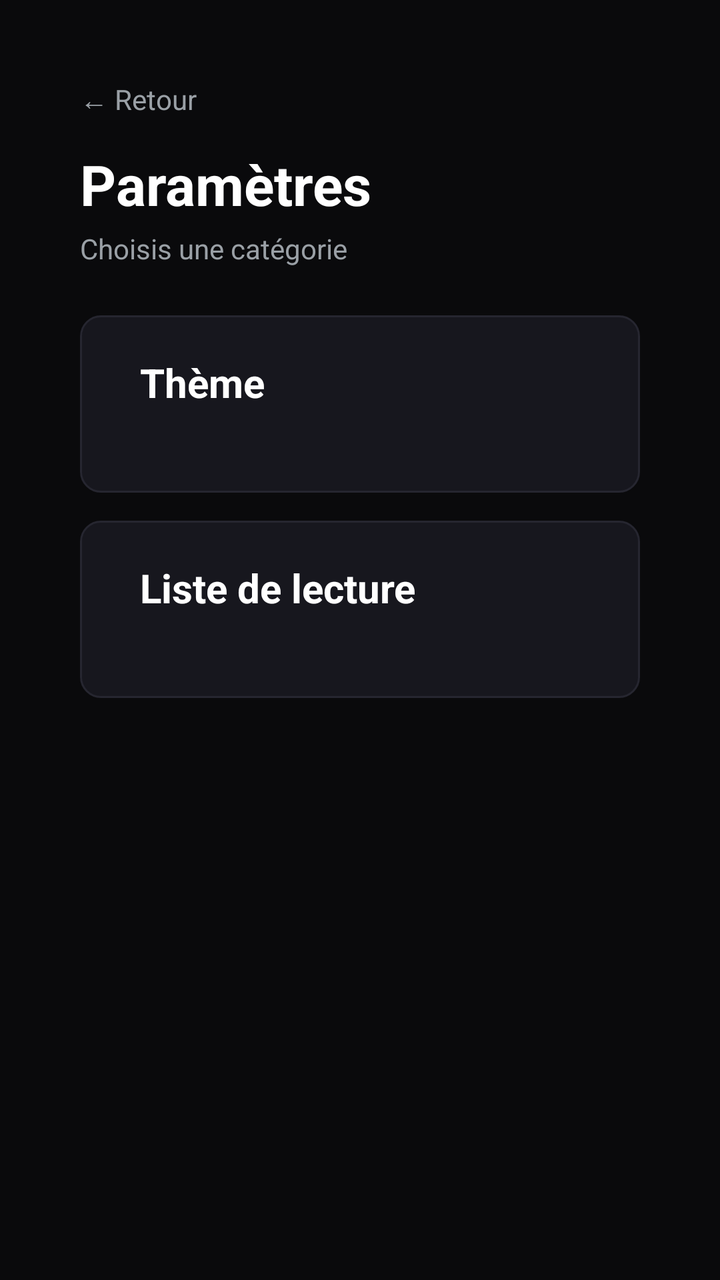
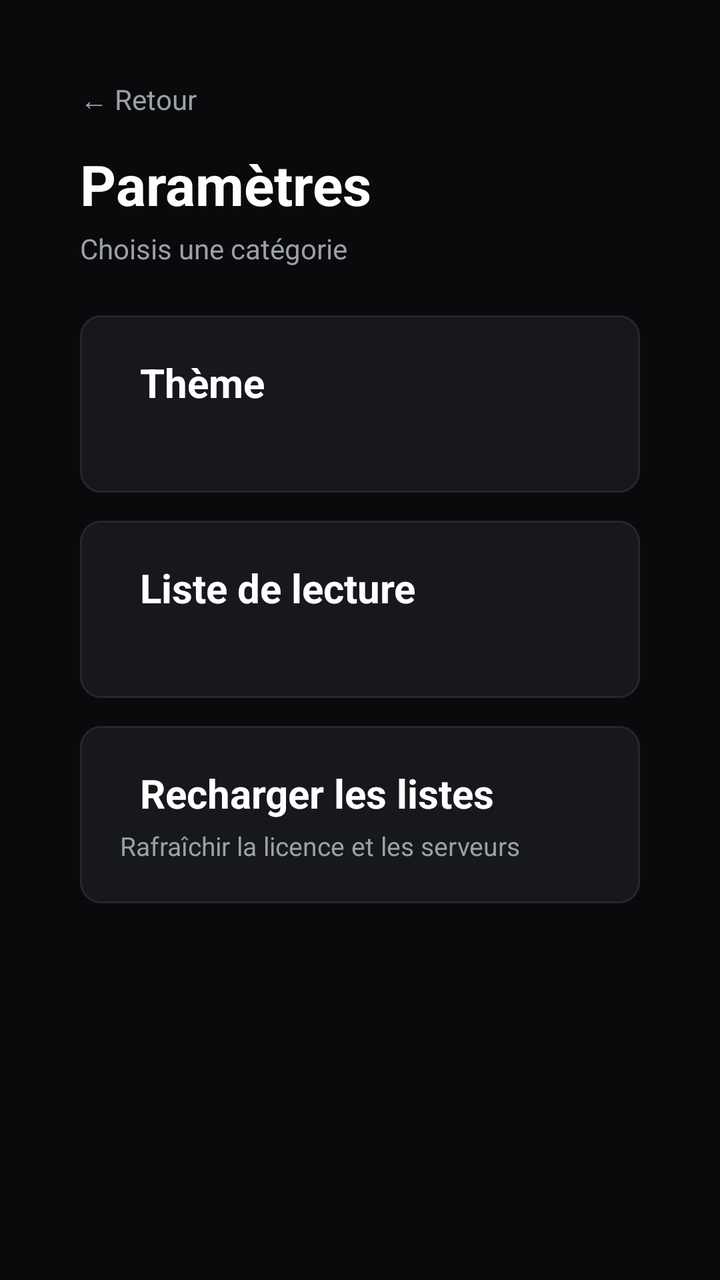

Before-and-after screenshots of an Android layout around one commit, followed by the original layout XML and the change that was made.
<!-- AndroidManifest.xml: application theme Theme.KZ -->
<!-- res/layout/activity_settings.xml -->
<?xml version="1.0" encoding="utf-8"?>
<LinearLayout xmlns:android="http://schemas.android.com/apk/res/android"
    android:layout_width="match_parent"
    android:layout_height="match_parent"
    android:orientation="vertical"
    android:background="@color/bg"
    android:padding="40dp">
    <TextView
        android:id="@+id/backBtn"
        android:layout_width="wrap_content"
        android:layout_height="wrap_content"
        android:text="\u2190 Retour"
        android:textColor="@color/muted"
        android:textSize="14sp"
        android:clickable="true"
        android:focusable="true"
        android:paddingBottom="14dp" />
    <TextView
        android:layout_width="wrap_content"
        android:layout_height="wrap_content"
        android:text="Param\u00e8tres"
        android:textColor="@color/text"
        android:textSize="28sp"
        android:textStyle="bold" />
    <TextView
        android:layout_width="wrap_content"
        android:layout_height="wrap_content"
        android:text="Choisis une cat\u00e9gorie"
        android:textColor="@color/muted"
        android:textSize="14sp"
        android:layout_marginTop="4dp"
        android:layout_marginBottom="24dp" />

    <LinearLayout
        android:id="@+id/themeMenu"
        android:layout_width="match_parent"
        android:layout_height="wrap_content"
        android:orientation="vertical"
        android:background="@drawable/bg_tile"
        android:clickable="true"
        android:focusable="true"
        android:padding="20dp"
        android:layout_marginBottom="14dp">
        <TextView
            android:layout_width="wrap_content"
            android:layout_height="wrap_content"
            android:text="\ud83c\udfa8  Th\u00e8me"
            android:textColor="@color/text"
            android:textSize="20sp"
            android:textStyle="bold" />
        <TextView
            android:id="@+id/themeStateTv"
            android:layout_width="wrap_content"
            android:layout_height="wrap_content"
            android:textColor="@color/muted"
            android:textSize="13sp"
            android:layout_marginTop="4dp" />
    </LinearLayout>

    <LinearLayout
        android:id="@+id/playlistMenu"
        android:layout_width="match_parent"
        android:layout_height="wrap_content"
        android:orientation="vertical"
        android:background="@drawable/bg_tile"
        android:clickable="true"
        android:focusable="true"
        android:padding="20dp">
        <TextView
            android:layout_width="wrap_content"
            android:layout_height="wrap_content"
            android:text="\ud83d\udcfa  Liste de lecture"
            android:textColor="@color/text"
            android:textSize="20sp"
            android:textStyle="bold" />
        <TextView
            android:id="@+id/playlistStateTv"
            android:layout_width="wrap_content"
            android:layout_height="wrap_content"
            android:textColor="@color/muted"
            android:textSize="13sp"
            android:layout_marginTop="4dp" />
    </LinearLayout>
</LinearLayout>
<!-- resources referenced by this layout -->
<resources>
  <color name="bg">#0A0A0C</color>
  <color name="muted">#9AA0A6</color>
  <color name="text">#FFFFFF</color>
  <!-- drawable bg_tile (drawable) -->
  <?xml version="1.0" encoding="utf-8"?>
  <selector xmlns:android="http://schemas.android.com/apk/res/android">
      
      <item android:state_focused="true">
          <shape android:shape="rectangle">
              <solid android:color="@color/card" />
              <corners android:radius="10dp" />
              <stroke android:width="3dp" android:color="@color/accent" />
          </shape>
      </item>
      <item android:state_pressed="true">
          <shape android:shape="rectangle">
              <solid android:color="@color/card" />
              <corners android:radius="10dp" />
              <stroke android:width="3dp" android:color="@color/accent" />
          </shape>
      </item>
      
      <item>
          <shape android:shape="rectangle">
              <solid android:color="@color/card" />
              <corners android:radius="10dp" />
              <stroke android:width="1dp" android:color="@color/stroke" />
          </shape>
      </item>
  </selector>
  <style name="Theme.KZ" parent="Theme.Material3.DayNight.NoActionBar">
          <item name="android:windowBackground">@color/bg</item>
          <item name="android:statusBarColor">@color/bg</item>
          <item name="android:navigationBarColor">@color/bg</item>
          <item name="colorPrimary">@color/accent</item>
          <item name="colorOnPrimary">@color/text</item>
      </style>
  <color name="card">#17171E</color>
  <color name="accent">#E50914</color>
  <color name="stroke">#262630</color>
</resources>

<!-- the commit's change to res/layout/activity_settings.xml (unified diff, before → after) -->
@@ -81,4 +81,31 @@
             android:textSize="13sp"
             android:layout_marginTop="4dp" />
     </LinearLayout>
+
+    <LinearLayout
+        android:id="@+id/reloadMenu"
+        android:layout_width="match_parent"
+        android:layout_height="wrap_content"
+        android:orientation="vertical"
+        android:background="@drawable/bg_tile"
+        android:clickable="true"
+        android:focusable="true"
+        android:padding="20dp"
+        android:layout_marginTop="14dp">
+        <TextView
+            android:layout_width="wrap_content"
+            android:layout_height="wrap_content"
+            android:text="\ud83d\udd04  Recharger les listes"
+            android:textColor="@color/text"
+            android:textSize="20sp"
+            android:textStyle="bold" />
+        <TextView
+            android:id="@+id/reloadStateTv"
+            android:layout_width="wrap_content"
+            android:layout_height="wrap_content"
+            android:textColor="@color/muted"
+            android:textSize="13sp"
+            android:text="Rafra\u00eechir la licence et les serveurs"
+            android:layout_marginTop="4dp" />
+    </LinearLayout>
 </LinearLayout>
